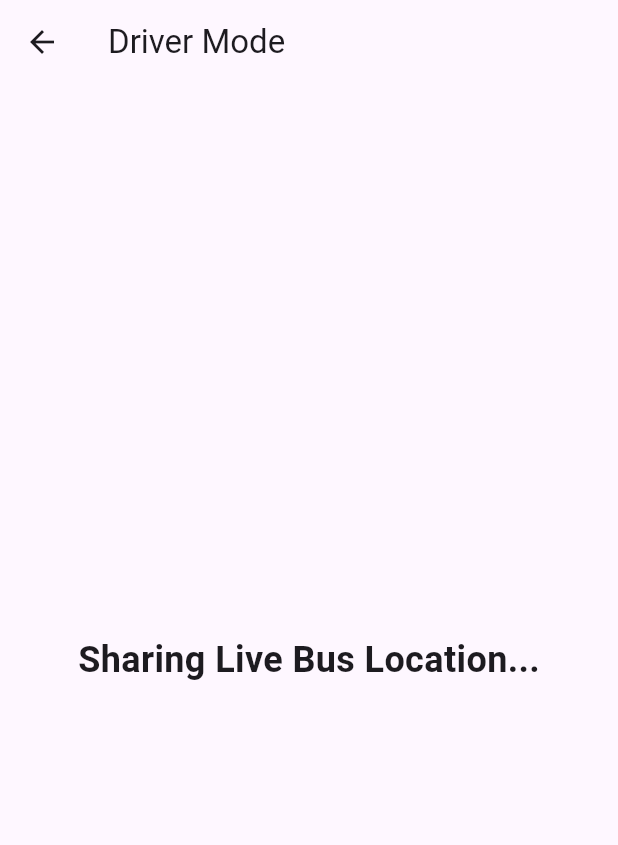
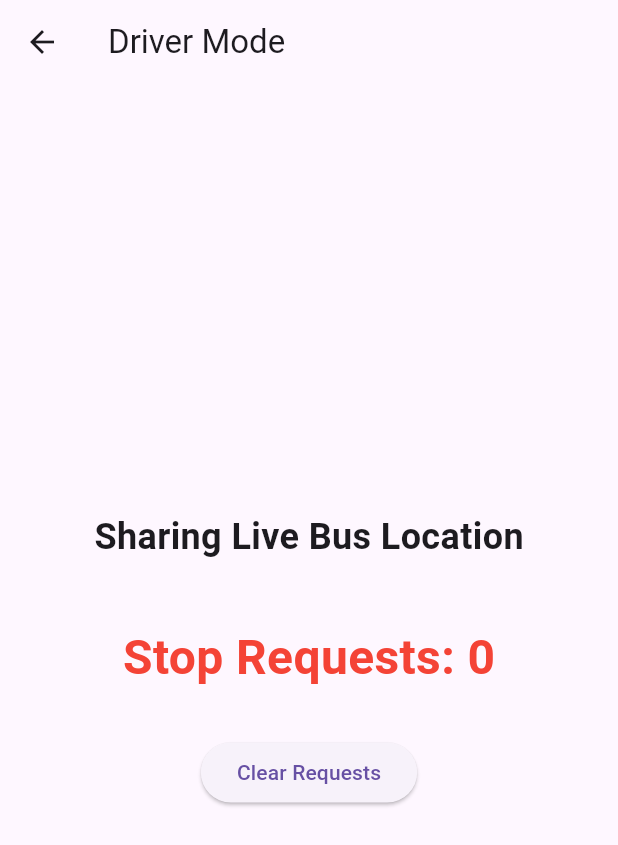
Before and after one commit to parvej-mosaraf/track-the-bus, a Flutter app: the DriverScreen screen opened directly, on a phone screen of 412 x 824 dp. Shown: the top 845 px of the screen. Run offline on Flutter 3.47's test engine with Material 3 defaults, Android fonts, the phone set to English and light mode, and no system bars; our stand-ins replace cloud_firestore, firebase_auth, firebase_core, geolocator, google_maps_flutter; accounts and stored records are empty.

Commit message:
Implemented realtime stop request system

```diff
--- a/track_the_bus/lib/screens/driver_screen.dart
+++ b/track_the_bus/lib/screens/driver_screen.dart
@@ -64,11 +64,59 @@ class _DriverScreenState extends State<DriverScreen> {
     return Scaffold(
       appBar: AppBar(title: const Text("Driver Mode")),
 
-      body: const Center(
-        child: Text(
-          "Sharing Live Bus Location...",
-          style: TextStyle(fontSize: 24, fontWeight: FontWeight.bold),
-        ),
+      body: StreamBuilder<QuerySnapshot>(
+        stream: FirebaseFirestore.instance
+            .collection('stop_requests')
+            .where('status', isEqualTo: 'pending')
+            .snapshots(),
+
+        builder: (context, snapshot) {
+          int requestCount = 0;
+
+          if (snapshot.hasData) {
+            requestCount = snapshot.data!.docs.length;
+          }
+
+          return Center(
+            child: Column(
+              mainAxisAlignment: MainAxisAlignment.center,
+
+              children: [
+                const Text(
+                  "Sharing Live Bus Location",
+                  style: TextStyle(fontSize: 24, fontWeight: FontWeight.bold),
+                ),
+
+                const SizedBox(height: 40),
+
+                Text(
+                  "Stop Requests: $requestCount",
+                  style: const TextStyle(
+                    fontSize: 32,
+                    color: Colors.red,
+                    fontWeight: FontWeight.bold,
+                  ),
+                ),
+
+                const SizedBox(height: 30),
+
+                ElevatedButton(
+                  onPressed: () async {
+                    final requests = await FirebaseFirestore.instance
+                        .collection('stop_requests')
+                        .get();
+
+                    for (var doc in requests.docs) {
+                      await doc.reference.update({'status': 'completed'});
+                    }
+                  },
+
+                  child: const Text("Clear Requests"),
+                ),
+              ],
+            ),
+          );
+        },
       ),
     );
   }
--- a/track_the_bus/lib/screens/student_map_screen.dart
+++ b/track_the_bus/lib/screens/student_map_screen.dart
@@ -18,6 +18,23 @@ class _StudentMapScreenState extends State<StudentMapScreen> {
   Widget build(BuildContext context) {
     return Scaffold(
       appBar: AppBar(title: const Text("Live Bus Tracking")),
+      floatingActionButton: FloatingActionButton.extended(
+        onPressed: () async {
+          await FirebaseFirestore.instance.collection('stop_requests').add({
+            'requestedAt': FieldValue.serverTimestamp(),
+
+            'status': 'pending',
+          });
+
+          ScaffoldMessenger.of(
+            context,
+          ).showSnackBar(const SnackBar(content: Text("Stop Requested")));
+        },
+
+        label: const Text("Request Stop"),
+
+        icon: const Icon(Icons.stop_circle),
+      ),
 
       body: StreamBuilder<DocumentSnapshot>(
         stream: FirebaseFirestore.instance
```
